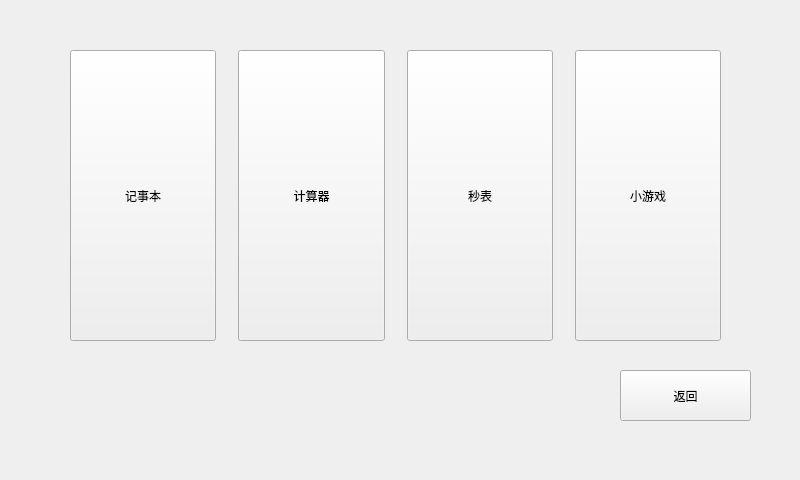
The window that item/intelligent_community/leisure.ui (hewei-bit/QT-Learing) describes before a commit, drawn with Qt 5.
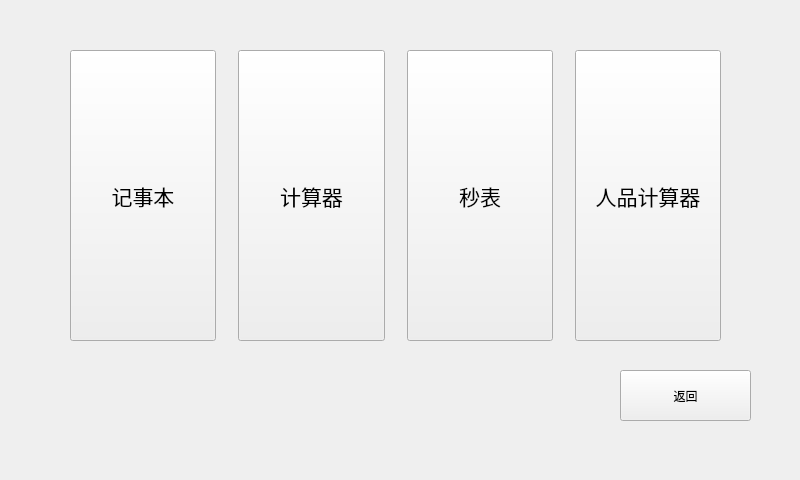
The same window after the commit.

Diff of the .ui file:
```diff
--- a/item/intelligent_community/leisure.ui
+++ b/item/intelligent_community/leisure.ui
@@ -48,6 +48,11 @@
          <verstretch>0</verstretch>
         </sizepolicy>
        </property>
+       <property name="font">
+        <font>
+         <pointsize>16</pointsize>
+        </font>
+       </property>
        <property name="text">
         <string>记事本</string>
        </property>
@@ -61,6 +66,11 @@
          <verstretch>0</verstretch>
         </sizepolicy>
        </property>
+       <property name="font">
+        <font>
+         <pointsize>16</pointsize>
+        </font>
+       </property>
        <property name="text">
         <string>计算器</string>
        </property>
@@ -74,6 +84,11 @@
          <verstretch>0</verstretch>
         </sizepolicy>
        </property>
+       <property name="font">
+        <font>
+         <pointsize>16</pointsize>
+        </font>
+       </property>
        <property name="text">
         <string>秒表</string>
        </property>
@@ -87,8 +102,13 @@
          <verstretch>0</verstretch>
         </sizepolicy>
        </property>
+       <property name="font">
+        <font>
+         <pointsize>16</pointsize>
+        </font>
+       </property>
        <property name="text">
-        <string>小游戏</string>
+        <string>人品计算器</string>
        </property>
       </widget>
      </item>
```
Left out of the diff: 2 changed lines with no effect on the pictures.
